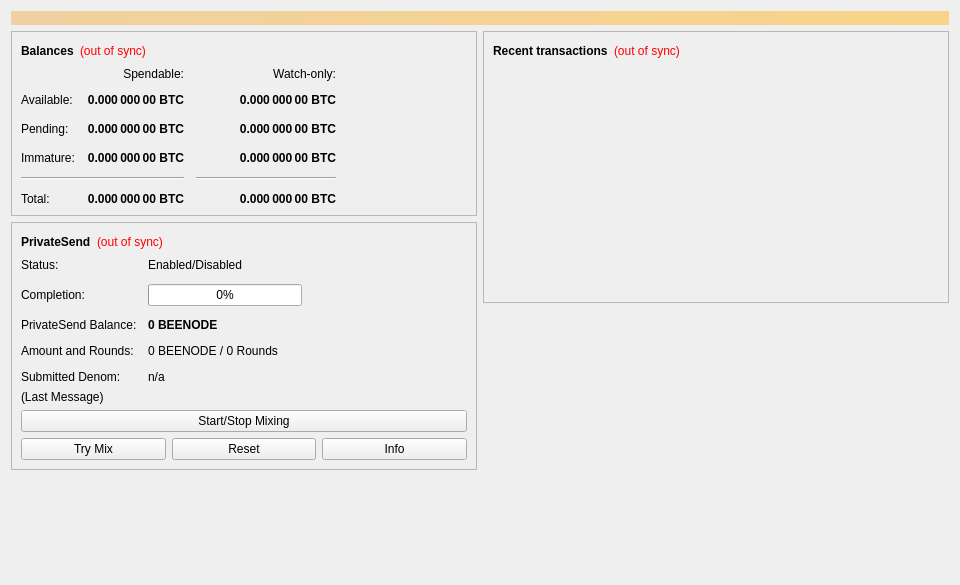
First picture: the form in src/qt/forms/overviewpage.ui, repository bee-group/beenode, before the edit.
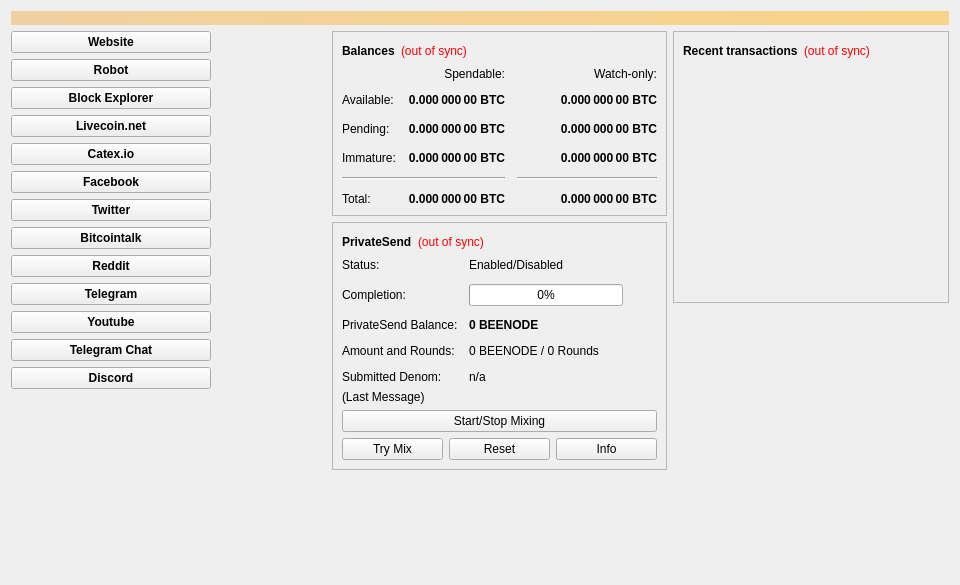
Second picture: the form after the edit.

Commit message: fix form design

Patch:
```diff
--- a/src/qt/forms/overviewpage.ui
+++ b/src/qt/forms/overviewpage.ui
@@ -41,6 +41,338 @@
    </item>
    <item>
     <layout class="QHBoxLayout" name="horizontalLayout" stretch="1,1">
+     <item>
+      <layout class="QFormLayout" name="formLayout">
+       <property name="rightMargin">
+        <number>0</number>
+       </property>
+       <item row="0" column="0">
+        <widget class="QPushButton" name="pushButton">
+         <property name="minimumSize">
+          <size>
+           <width>200</width>
+           <height>0</height>
+          </size>
+         </property>
+         <property name="maximumSize">
+          <size>
+           <width>200</width>
+           <height>22</height>
+          </size>
+         </property>
+         <property name="font">
+          <font>
+           <weight>75</weight>
+           <bold>true</bold>
+          </font>
+         </property>
+         <property name="text">
+          <string>Website</string>
+         </property>
+        </widget>
+       </item>
+       <item row="1" column="0">
+        <widget class="QPushButton" name="pushButton_2">
+         <property name="minimumSize">
+          <size>
+           <width>200</width>
+           <height>0</height>
+          </size>
+         </property>
+         <property name="maximumSize">
+          <size>
+           <width>200</width>
+           <height>22</height>
+          </size>
+         </property>
+         <property name="font">
+          <font>
+           <weight>75</weight>
+           <bold>true</bold>
+          </font>
+         </property>
+         <property name="text">
+          <string>Robot</string>
+         </property>
+        </widget>
+       </item>
+       <item row="2" column="0">
+        <widget class="QPushButton" name="pushButton_3">
+         <property name="minimumSize">
+          <size>
+           <width>200</width>
+           <height>0</height>
+          </size>
+         </property>
+         <property name="maximumSize">
+          <size>
+           <width>200</width>
+           <height>22</height>
+          </size>
+         </property>
+         <property name="font">
+          <font>
+           <weight>75</weight>
+           <bold>true</bold>
+          </font>
+         </property>
+         <property name="text">
+          <string>Block Explorer</string>
+         </property>
+        </widget>
+       </item>
+       <item row="3" column="0">
+        <widget class="QPushButton" name="pushButton_4">
+         <property name="minimumSize">
+          <size>
+           <width>200</width>
+           <height>0</height>
+          </size>
+         </property>
+         <property name="maximumSize">
+          <size>
+           <width>200</width>
+           <height>22</height>
+          </size>
+         </property>
+         <property name="font">
+          <font>
+           <weight>75</weight>
+           <bold>true</bold>
+          </font>
+         </property>
+         <property name="text">
+          <string>Livecoin.net</string>
+         </property>
+        </widget>
+       </item>
+       <item row="4" column="0">
+        <widget class="QPushButton" name="pushButton_5">
+         <property name="minimumSize">
+          <size>
+           <width>200</width>
+           <height>0</height>
+          </size>
+         </property>
+         <property name="maximumSize">
+          <size>
+           <width>200</width>
+           <height>22</height>
+          </size>
+         </property>
+         <property name="font">
+          <font>
+           <weight>75</weight>
+           <bold>true</bold>
+          </font>
+         </property>
+         <property name="text">
+          <string>Catex.io</string>
+         </property>
+        </widget>
+       </item>
+       <item row="5" column="0">
+        <widget class="QPushButton" name="pushButton_6">
+         <property name="minimumSize">
+          <size>
+           <width>200</width>
+           <height>0</height>
+          </size>
+         </property>
+         <property name="maximumSize">
+          <size>
+           <width>200</width>
+           <height>22</height>
+          </size>
+         </property>
+         <property name="font">
+          <font>
+           <weight>75</weight>
+           <bold>true</bold>
+          </font>
+         </property>
+         <property name="text">
+          <string>Facebook</string>
+         </property>
+        </widget>
+       </item>
+       <item row="6" column="0">
+        <widget class="QPushButton" name="pushButton_7">
+         <property name="minimumSize">
+          <size>
+           <width>200</width>
+           <height>0</height>
+          </size>
+         </property>
+         <property name="maximumSize">
+          <size>
+           <width>200</width>
+           <height>22</height>
+          </size>
+         </property>
+         <property name="font">
+          <font>
+           <weight>75</weight>
+           <bold>true</bold>
+          </font>
+         </property>
+         <property name="text">
+          <string>Twitter</string>
+         </property>
+        </widget>
+       </item>
+       <item row="7" column="0">
+        <widget class="QPushButton" name="pushButton_8">
+         <property name="minimumSize">
+          <size>
+           <width>200</width>
+           <height>0</height>
+          </size>
+         </property>
+         <property name="maximumSize">
+          <size>
+           <width>200</width>
+           <height>22</height>
+          </size>
+         </property>
+         <property name="font">
+          <font>
+           <weight>75</weight>
+           <bold>true</bold>
+          </font>
+         </property>
+         <property name="text">
+          <string>Bitcointalk</string>
+         </property>
+        </widget>
+       </item>
+       <item row="8" column="0">
+        <widget class="QPushButton" name="pushButton_9">
+         <property name="minimumSize">
+          <size>
+           <width>200</width>
+           <height>0</height>
+          </size>
+         </property>
+         <property name="maximumSize">
+          <size>
+           <width>200</width>
+           <height>22</height>
+          </size>
+         </property>
+         <property name="font">
+          <font>
+           <weight>75</weight>
+           <bold>true</bold>
+          </font>
+         </property>
+         <property name="text">
+          <string>Reddit</string>
+         </property>
+        </widget>
+       </item>
+       <item row="9" column="0">
+        <widget class="QPushButton" name="pushButton_10">
+         <property name="minimumSize">
+          <size>
+           <width>200</width>
+           <height>0</height>
+          </size>
+         </property>
+         <property name="maximumSize">
+          <size>
+           <width>200</width>
+           <height>22</height>
+          </size>
+         </property>
+         <property name="font">
+          <font>
+           <weight>75</weight>
+           <bold>true</bold>
+          </font>
+         </property>
+         <property name="text">
+          <string>Telegram</string>
+         </property>
+        </widget>
+       </item>
+       <item row="10" column="0">
+        <widget class="QPushButton" name="pushButton_11">
+         <property name="minimumSize">
+          <size>
+           <width>200</width>
+           <height>0</height>
+          </size>
+         </property>
+         <property name="maximumSize">
+          <size>
+           <width>200</width>
+           <height>22</height>
+          </size>
+         </property>
+         <property name="font">
+          <font>
+           <weight>75</weight>
+           <bold>true</bold>
+          </font>
+         </property>
+         <property name="text">
+          <string>Youtube</string>
+         </property>
+        </widget>
+       </item>
+       <item row="11" column="0">
+        <widget class="QPushButton" name="pushButton_12">
+         <property name="minimumSize">
+          <size>
+           <width>200</width>
+           <height>0</height>
+          </size>
+         </property>
+         <property name="maximumSize">
+          <size>
+           <width>200</width>
+           <height>22</height>
+          </size>
+         </property>
+         <property name="font">
+          <font>
+           <weight>75</weight>
+           <bold>true</bold>
+          </font>
+         </property>
+         <property name="text">
+          <string>Telegram Chat</string>
+         </property>
+        </widget>
+       </item>
+       <item row="12" column="0">
+        <widget class="QPushButton" name="pushButton_13">
+         <property name="minimumSize">
+          <size>
+           <width>200</width>
+           <height>0</height>
+          </size>
+         </property>
+         <property name="maximumSize">
+          <size>
+           <width>200</width>
+           <height>22</height>
+          </size>
+         </property>
+         <property name="font">
+          <font>
+           <weight>75</weight>
+           <bold>true</bold>
+          </font>
+         </property>
+         <property name="text">
+          <string>Discord</string>
+         </property>
+        </widget>
+       </item>
+      </layout>
+     </item>
      <item>
       <layout class="QVBoxLayout" name="verticalLayout_2">
        <item>
```
The commit also changes 3 other files.
